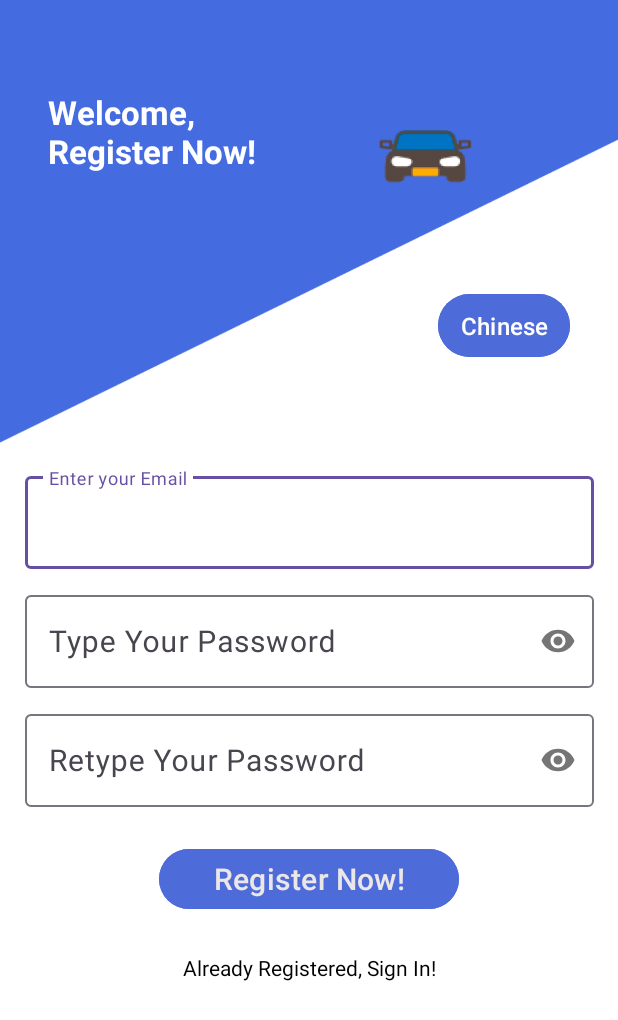
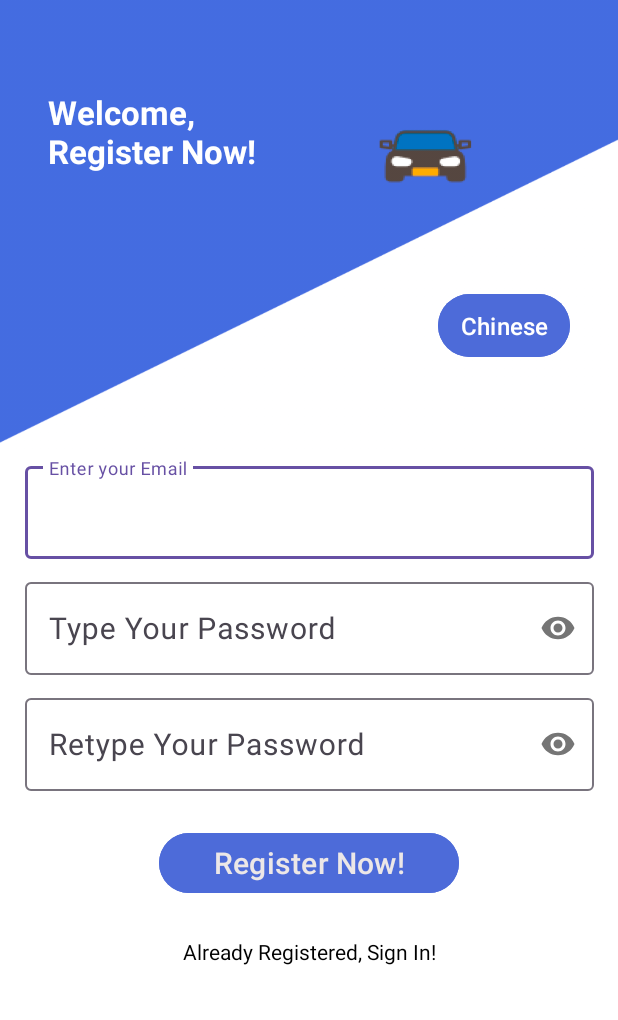
Before and after one commit to Andyzhang222/nova-scotia-written-driving-test, an Android app: the RegisterActivity screen opened directly, with no data from a screen before it, on a phone screen of 412 x 824 dp. Shown: the top 1020 px of the screen. Run offline under Robolectric (Android 15) with nearby library versions, the light colour scheme and no system bars; our stand-ins replace Firebase (no records; nobody signed in at launch, a user with empty details on screens opened directly).

Commit message:
Refactor files

```diff
--- a/app/src/main/AndroidManifest.xml
+++ b/app/src/main/AndroidManifest.xml
@@ -21,7 +21,7 @@
             android:name=".test.EmptyWrongActivity"
             android:exported="false" />
         <activity
-            android:name=".aiChat.AIchatActivity"
+            android:name=".AIchatActivity"
             android:exported="false" />
 
         <meta-data
--- a/app/src/main/java/com/example/novascotiawrittendrivingtest/aiChat/AIchatActivity.kt
+++ b/app/src/main/java/com/example/novascotiawrittendrivingtest/AIchatActivity.kt
@@ -1,4 +1,4 @@
-package com.example.novascotiawrittendrivingtest.aiChat
+package com.example.novascotiawrittendrivingtest
 
 import android.content.Intent
 import android.os.Bundle
@@ -10,13 +10,12 @@ import android.widget.TextView
 import androidx.appcompat.app.AppCompatActivity
 import androidx.recyclerview.widget.LinearLayoutManager
 import androidx.recyclerview.widget.RecyclerView
-import com.example.novascotiawrittendrivingtest.MainActivity
-import com.example.novascotiawrittendrivingtest.R
 import com.example.novascotiawrittendrivingtest.apiCall.ClientBuilder
 import com.example.novascotiawrittendrivingtest.apiCall.OpenAIInterface
 import com.example.novascotiawrittendrivingtest.dataClass.ChatRequest
 import com.example.novascotiawrittendrivingtest.dataClass.Message
 import com.example.novascotiawrittendrivingtest.dataClass.OpenAIResponse
+import com.example.novascotiawrittendrivingtest.helper.ChatAdapter
 import retrofit2.Call
 import retrofit2.Callback
 import retrofit2.Response
--- a/app/src/main/java/com/example/novascotiawrittendrivingtest/MainActivity.kt
+++ b/app/src/main/java/com/example/novascotiawrittendrivingtest/MainActivity.kt
@@ -25,7 +25,6 @@ import com.google.firebase.database.getValue
 import android.app.NotificationChannel
 import android.app.NotificationManager
 import androidx.appcompat.app.AlertDialog
-import com.example.novascotiawrittendrivingtest.aiChat.AIchatActivity
 import com.example.novascotiawrittendrivingtest.dataClass.User
 import com.example.novascotiawrittendrivingtest.test.DrivingTestActivity
 import com.example.novascotiawrittendrivingtest.test.EmptyWrongActivity
--- a/app/src/main/java/com/example/novascotiawrittendrivingtest/aiChat/ChatAdapter.kt
+++ b/app/src/main/java/com/example/novascotiawrittendrivingtest/helper/ChatAdapter.kt
@@ -1,4 +1,4 @@
-package com.example.novascotiawrittendrivingtest.aiChat
+package com.example.novascotiawrittendrivingtest.helper
 
 import android.view.LayoutInflater
 import android.view.View
--- a/app/src/main/java/com/example/novascotiawrittendrivingtest/FirebaseAuthenticator.kt
+++ b/app/src/main/java/com/example/novascotiawrittendrivingtest/helper/FirebaseAuthenticator.kt
@@ -1,4 +1,4 @@
-package com.example.novascotiawrittendrivingtest
+package com.example.novascotiawrittendrivingtest.helper
 
 import com.google.firebase.auth.FirebaseAuth
 
--- a/app/src/main/java/com/example/novascotiawrittendrivingtest/ValidateRegister.kt
+++ b/app/src/main/java/com/example/novascotiawrittendrivingtest/helper/ValidateRegister.kt
@@ -1,4 +1,4 @@
-package com.example.novascotiawrittendrivingtest
+package com.example.novascotiawrittendrivingtest.helper
 
 class ValidateRegister {
     companion object {
--- a/app/src/main/res/layout/activity_register.xml
+++ b/app/src/main/res/layout/activity_register.xml
@@ -12,7 +12,7 @@
         android:layout_width="379dp"
         android:layout_height="wrap_content"
         android:layout_marginHorizontal="16dp"
-        android:layout_marginTop="12dp"
+        android:layout_marginTop="5dp"
         app:helperTextTextColor="#FF0000"
         app:layout_constraintEnd_toEndOf="parent"
         app:layout_constraintStart_toStartOf="parent"
@@ -32,7 +32,7 @@
         android:layout_width="379dp"
         android:layout_height="wrap_content"
         android:layout_marginHorizontal="16dp"
-        android:layout_marginTop="12dp"
+        android:layout_marginTop="10dp"
         app:helperTextTextColor="#FF0000"
         app:layout_constraintEnd_toEndOf="parent"
         app:layout_constraintStart_toStartOf="parent"
@@ -54,7 +54,7 @@
         android:layout_height="wrap_content"
         android:layout_marginHorizontal="16dp"
         android:layout_marginStart="16dp"
-        android:layout_marginTop="12dp"
+        android:layout_marginTop="10dp"
         android:layout_marginEnd="16dp"
         app:helperTextTextColor="#FF0000"
         app:layout_constraintEnd_toEndOf="parent"
```
Also changed, not shown: app/src/main/java/com/example/novascotiawrittendrivingtest/LoginActivity.kt (+13 -42 lines), app/src/main/java/com/example/novascotiawrittendrivingtest/RegisterActivity.kt (+2 -5 lines), app/src/main/java/com/example/novascotiawrittendrivingtest/helper/Authenticator.kt (renamed from app/src/main/java/com/example/novascotiawrittendrivingtest/Authenticator.kt, +12 -1 lines), 2 other files.
